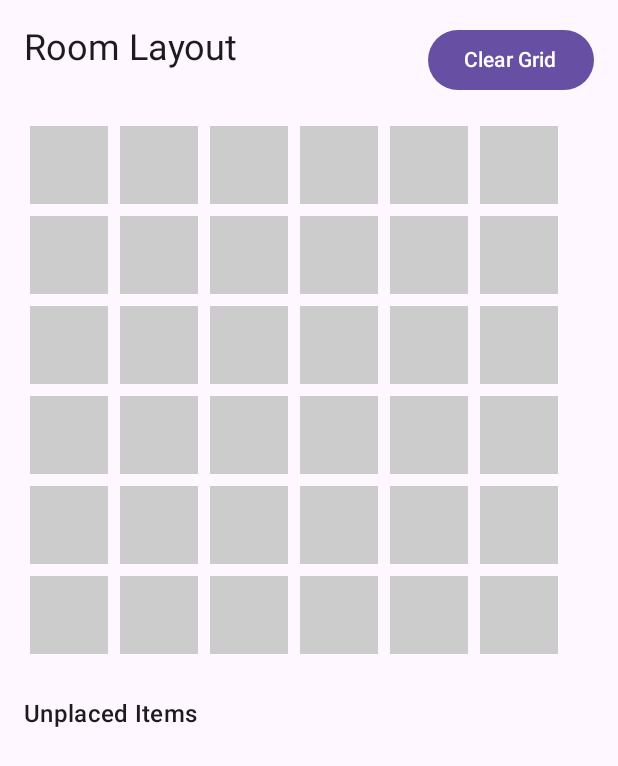
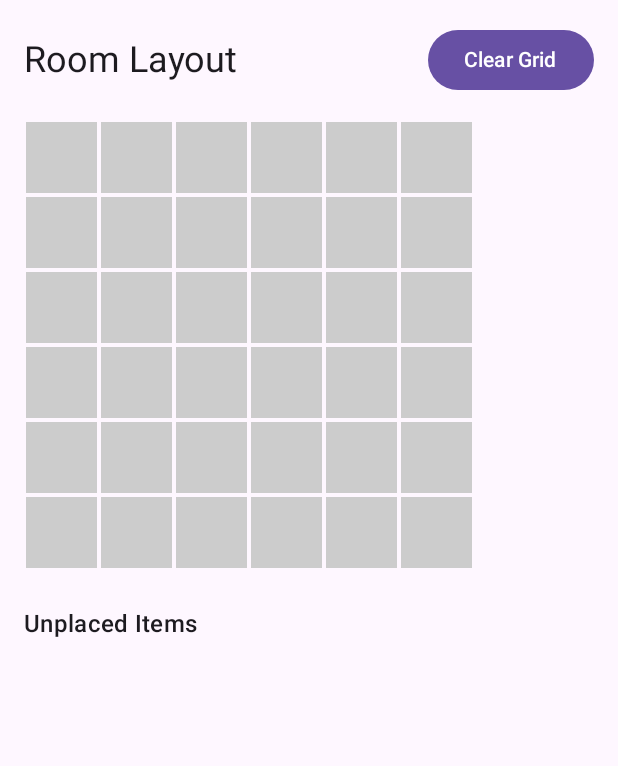
Before and after one commit to GDPandji/CP3406-Project, an Android app built with Jetpack Compose: the composable RoomLayoutScreen called with empty values, on a phone screen of 412 x 824 dp. Shown: the top 766 px of the screen. Run offline under Robolectric (Android 15) with nearby library versions, the phone set to English and light mode, and no system bars.

Commit message:
Fix: scale RoomLayout grid size dynamically

```diff
--- a/HomeInventoryApp/app/src/main/java/com/example/homeinventory/data/AppDatabase.kt
+++ b/HomeInventoryApp/app/src/main/java/com/example/homeinventory/data/AppDatabase.kt
@@ -9,7 +9,7 @@ import com.example.homeinventory.model.ItemDao
 import com.example.homeinventory.model.RoomDao
 import com.example.homeinventory.model.RoomEntity
 
-@Database(entities = [Item::class, RoomEntity::class], version = 9, exportSchema = false)
+@Database(entities = [Item::class, RoomEntity::class], version = 10, exportSchema = false)
 abstract class AppDatabase : RoomDatabase() {
 
     abstract fun itemDao(): ItemDao
--- a/HomeInventoryApp/app/src/main/java/com/example/homeinventory/model/Item.kt
+++ b/HomeInventoryApp/app/src/main/java/com/example/homeinventory/model/Item.kt
@@ -9,8 +9,11 @@ import androidx.room.Relation
 data class RoomEntity(
     @PrimaryKey(autoGenerate = true) val id: Int = 0,
     val name: String,
-    val icon: String = "🛋️" // default emoji if none provided
+    val icon: String = "🛋️",
+    val gridRows: Int = 6,
+    val gridCols: Int = 6
 )
+
 
 @Entity(tableName = "items")
 data class Item(
--- a/HomeInventoryApp/app/src/main/java/com/example/homeinventory/ui/screens/RoomLayoutScreen.kt
+++ b/HomeInventoryApp/app/src/main/java/com/example/homeinventory/ui/screens/RoomLayoutScreen.kt
@@ -23,11 +23,15 @@ fun RoomLayoutScreen(
     viewModel: SharedInventoryViewModel
 ) {
     val allItems by viewModel.allItems.collectAsState()
+    val allRooms by viewModel.allRooms.collectAsState()
     val placedItems = allItems.filter { it.roomId == roomId && it.gridX != null && it.gridY != null }
     val unplacedItems = allItems.filter { it.roomId == roomId && (it.gridX == null || it.gridY == null) }
     val selectedItemId by viewModel.selectedItemId.collectAsState()
+    var showDetailItem by remember { mutableStateOf<Item?>(null) }
 
-    var showDetailItem by remember { mutableStateOf<Item?>(null) }
+    val room = allRooms.find { it.id == roomId }
+    val rows = room?.gridRows ?: 6
+    val cols = room?.gridCols ?: 6
 
     val scope = rememberCoroutineScope()
 
@@ -37,7 +41,8 @@ fun RoomLayoutScreen(
 
         Row(
             modifier = Modifier.fillMaxWidth(),
-            horizontalArrangement = Arrangement.SpaceBetween
+            horizontalArrangement = Arrangement.SpaceBetween,
+            verticalAlignment = Alignment.CenterVertically
         ) {
             Text("Room Layout", style = MaterialTheme.typography.headlineSmall)
             Button(onClick = {
@@ -54,17 +59,19 @@ fun RoomLayoutScreen(
         Spacer(modifier = Modifier.height(16.dp))
 
         GridLayout(
-            rows = 6,
-            cols = 6,
+            rows = rows,
+            cols = cols,
             placedItems = placedItems,
             selectedItemId = selectedItemId,
-            onDrop = { itemId, x, y ->
-                scope.launch {
-                    viewModel.updateItemPosition(itemId, x, y)
-                    viewModel.clearSelectedItem()
+            onCellClicked = { x, y ->
+                selectedItemId?.let { itemId ->
+                    scope.launch {
+                        viewModel.updateItemPosition(itemId, x, y)
+                        viewModel.clearSelectedItem()
+                    }
                 }
             },
-            onPlacedItemClick = { item ->
+            onItemClicked = { item ->
                 showDetailItem = item
             }
         )
@@ -85,7 +92,6 @@ fun RoomLayoutScreen(
         }
     }
 
-    // Item detail dialog
     showDetailItem?.let { item ->
         AlertDialog(
             onDismissRequest = { showDetailItem = null },
@@ -115,45 +121,70 @@ fun GridLayout(
     cols: Int,
     placedItems: List<Item>,
     selectedItemId: Int?,
-    onDrop: (itemId: Int, x: Int, y: Int) -> Unit,
-    onPlacedItemClick: (Item) -> Unit
+    onCellClicked: (x: Int, y: Int) -> Unit,
+    onItemClicked: (Item) -> Unit
 ) {
-    val cellSize = 60.dp
-    val occupiedMap = mutableMapOf<Pair<Int, Int>, Item>()
+    val maxGridWidth = 300.dp
+    val maxGridHeight = 300.dp
 
-    // Track occupied cells
+    val cellWidth = remember(cols) {
+        (maxGridWidth / cols.toFloat()).coerceAtMost(60.dp)
+    }
+    val cellHeight = remember(rows) {
+        (maxGridHeight / rows.toFloat()).coerceAtMost(60.dp)
+    }
+
+    val grid = Array(rows) { arrayOfNulls<Item>(cols) }
+
     for (item in placedItems) {
-        val x = item.gridX ?: continue
-        val y = item.gridY ?: continue
-        for (dx in 0 until item.width) {
-            for (dy in 0 until item.height) {
-                occupiedMap[Pair(x + dx, y + dy)] = item
+        val startX = item.gridX ?: continue
+        val startY = item.gridY ?: continue
+        val width = item.width.coerceAtLeast(1)
+        val height = item.height.coerceAtLeast(1)
+
+        for (dy in 0 until height) {
+            for (dx in 0 until width) {
+                val x = startX + dx
+                val y = startY + dy
+                if (x in 0 until cols && y in 0 until rows) {
+                    grid[y][x] = item
+                }
             }
         }
     }
 
-    Column {
+    Column(
+        modifier = Modifier
+            .widthIn(max = maxGridWidth)
+            .heightIn(max = maxGridHeight)
+            .background(Color.Transparent)
+    ) {
         for (y in 0 until rows) {
             Row {
                 for (x in 0 until cols) {
-                    val position = Pair(x, y)
-                    val item = occupiedMap[position]
+                    val item = grid[y][x]
+                    val isTopLeft = item?.gridX == x && item.gridY == y
 
                     Box(
                         modifier = Modifier
-                            .size(cellSize)
-                            .padding(4.dp)
-                            .background(Color.LightGray)
+                            .width(cellWidth)
+                            .height(cellHeight)
+                            .padding(1.dp)
+                            .background(if (item != null) Color(0xFFD0F0C0) else Color.LightGray)
                             .clickable {
-                                if (selectedItemId != null && item == null) {
-                                    onDrop(selectedItemId, x, y)
-                                } else if (item != null) {
-                                    onPlacedItemClick(item)
+                                when {
+                                    item != null && isTopLeft -> onItemClicked(item)
+                                    item == null && selectedItemId != null -> onCellClicked(x, y)
                                 }
                             },
                         contentAlignment = Alignment.Center
                     ) {
-                        Text(item?.icon ?: "")
+                        if (item != null) {
+                            Text(
+                                item.icon ?: "📦",
+                                color = if (isTopLeft) LocalContentColor.current else Color.Gray
+                            )
+                        }
                     }
                 }
             }
```
Also changed, not shown: HomeInventoryApp/app/src/main/java/com/example/homeinventory/ui/screens/AddItemScreen.kt (+48 -13 lines), HomeInventoryApp/app/src/main/java/com/example/homeinventory/ui/screens/InventoryScreen.kt (+31 -23 lines), HomeInventoryApp/app/src/main/java/com/example/homeinventory/ui/screens/RoomScreen.kt (+31 -6 lines), HomeInventoryApp/app/src/main/java/com/example/homeinventory/viewmodel/SharedInventoryViewModel.kt (+27 -12 lines), 441 other files.
